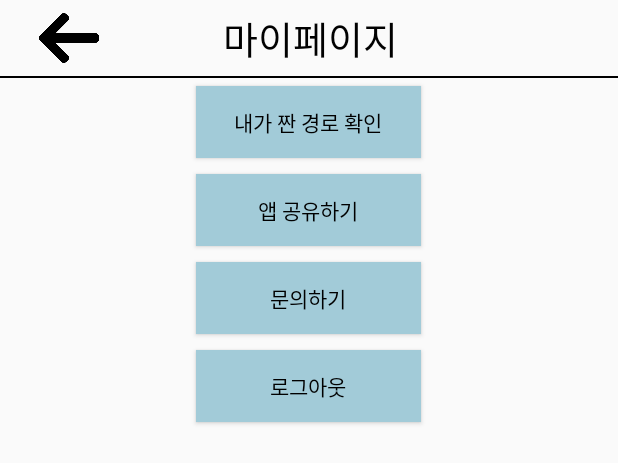
After one commit to impactLim/viewpager_practice, an Android app: the layout activity_mypage.xml on its own in the app's theme, with its tools: preview values and no code run, on a phone screen of 412 x 824 dp. The commit adds this screen. Shown: the top 463 px of the screen. Run offline under Robolectric (Android 15) with nearby library versions, the phone set to English and light mode, and no system bars.

Commit message:
viewpager 수정2

```diff
--- a/app/src/main/java/com/example/viewpager/MainActivity.java
+++ b/app/src/main/java/com/example/viewpager/MainActivity.java
@@ -6,7 +6,11 @@ import androidx.fragment.app.FragmentManager;
 import androidx.fragment.app.FragmentPagerAdapter;
 import androidx.viewpager.widget.ViewPager;
 
+import android.content.Intent;
 import android.os.Bundle;
+import android.view.View;
+import android.widget.Button;
+import android.widget.ImageButton;
 import android.widget.ImageView;
 
 import com.bumptech.glide.Glide;
@@ -62,9 +66,11 @@ public class MainActivity extends AppCompatActivity {
 
 
 
-        // gif 3초 이미지뷰
-        ImageView rabbit_image = (ImageView) findViewById(R.id.imageView);
-        Glide.with(this).load(R.drawable.splashgif).into(rabbit_image);
+//        // gif 3초 이미지뷰
+//        ImageView rabbit_image = (ImageView) findViewById(R.id.imageView);
+//        Glide.with(this).load(R.drawable.splashgif).into(rabbit_image);
+
+
 
     }
 
--- a/app/src/main/res/layout/activity_main.xml
+++ b/app/src/main/res/layout/activity_main.xml
@@ -178,15 +178,15 @@
 
     </TableLayout>
 
-    <ImageView
-        android:id="@+id/imageView"
-        android:layout_width="match_parent"
-        android:layout_height="wrap_content"
-        android:background="@drawable/splashgif"
-        app:layout_constraintBottom_toBottomOf="parent"
-        app:layout_constraintEnd_toEndOf="parent"
-        app:layout_constraintStart_toStartOf="parent"
-        app:layout_constraintTop_toTopOf="parent" />
+<!--    <ImageView-->
+<!--        android:id="@+id/imageView"-->
+<!--        android:layout_width="match_parent"-->
+<!--        android:layout_height="wrap_content"-->
+<!--        android:background="@drawable/splashgif"-->
+<!--        app:layout_constraintBottom_toBottomOf="parent"-->
+<!--        app:layout_constraintEnd_toEndOf="parent"-->
+<!--        app:layout_constraintStart_toStartOf="parent"-->
+<!--        app:layout_constraintTop_toTopOf="parent" />-->
 
 
 </LinearLayout>
--- /dev/null
+++ b/app/src/main/res/layout/activity_mypage.xml
@@ -0,0 +1,121 @@
+<?xml version="1.0" encoding="utf-8"?>
+<LinearLayout xmlns:android="http://schemas.android.com/apk/res/android"
+    xmlns:tools="http://schemas.android.com/tools"
+    xmlns:app="http://schemas.android.com/apk/res-auto"
+    android:orientation="vertical"
+    android:layout_width="match_parent"
+    android:layout_height="match_parent">
+
+
+    <LinearLayout
+        android:id="@+id/Linear"
+        android:layout_width="match_parent"
+        android:layout_height="40dp"
+        android:layout_marginStart="5dp"
+        android:layout_marginTop="5dp"
+        android:layout_marginEnd="4dp"
+        android:layout_marginBottom="5sp"
+        android:orientation="horizontal">
+
+        <ImageButton
+            android:id="@+id/back_icon"
+            android:layout_width="match_parent"
+            android:layout_height="match_parent"
+            android:layout_gravity="center"
+            android:layout_marginLeft="10sp"
+            android:layout_marginRight="10sp"
+            android:layout_weight="1"
+            android:background="@android:color/transparent"
+            android:scaleType="centerInside"
+            app:srcCompat="@drawable/back_icon" />
+
+        <TextView
+            android:id="@+id/mypage"
+            android:layout_width="match_parent"
+            android:layout_height="wrap_content"
+            android:layout_gravity="center"
+            android:layout_marginLeft="10sp"
+            android:layout_marginRight="10sp"
+            android:layout_weight="0.5"
+            android:gravity="center"
+            android:text="마이페이지"
+            android:textColor="#000000"
+            android:textSize="25sp" />
+
+        <Button
+            android:id="@+id/extra"
+            android:layout_width="match_parent"
+            android:layout_height="wrap_content"
+            android:background="@android:color/transparent"
+            android:text=""
+            android:layout_weight="1"
+            android:textSize="30sp" />
+
+    </LinearLayout>
+
+    <View
+        android:layout_width="match_parent"
+        android:layout_height="1dp"
+        android:background="#000000"/>
+
+
+
+    <Button
+        android:id="@+id/checkroute"
+        android:layout_width="150dp"
+        android:layout_height="wrap_content"
+        android:text="내가 짠 경로 확인"
+        android:layout_gravity="center"
+        android:gravity="center"
+        android:layout_margin="5dp"
+        android:textColor="#000000"
+        android:layout_marginLeft="80dp"
+        android:layout_marginRight="80dp"
+        android:layout_marginTop="5dp"
+        android:background="#A2CBD8"
+        />
+
+    <Button
+        android:id="@+id/share"
+        android:layout_width="150dp"
+        android:layout_height="wrap_content"
+        android:text="앱 공유하기"
+        android:layout_gravity="center"
+        android:gravity="center"
+        android:layout_margin="5dp"
+        android:textColor="#000000"
+        android:background="#A2CBD8"
+        android:layout_marginLeft="80dp"
+        android:layout_marginRight="80dp"
+        android:layout_marginTop="5dp"/>
+
+    <Button
+        android:id="@+id/ask"
+        android:layout_width="150dp"
+        android:layout_height="wrap_content"
+        android:text="문의하기"
+        android:layout_gravity="center"
+        android:gravity="center"
+        android:layout_margin="5dp"
+        android:textColor="#000000"
+        android:background="#A2CBD8"
+        android:layout_marginLeft="80dp"
+        android:layout_marginRight="80dp"
+        android:layout_marginTop="5dp"/>
+
+
+    <Button
+        android:id="@+id/logout"
+        android:layout_width="150dp"
+        android:layout_height="wrap_content"
+        android:text="로그아웃"
+        android:layout_gravity="center"
+        android:gravity="center"
+        android:layout_margin="5dp"
+        android:textColor="#000000"
+        android:background="#A2CBD8"
+        android:layout_marginLeft="80dp"
+        android:layout_marginRight="80dp"
+        android:layout_marginTop="5dp"/>
+
+</LinearLayout>
```
